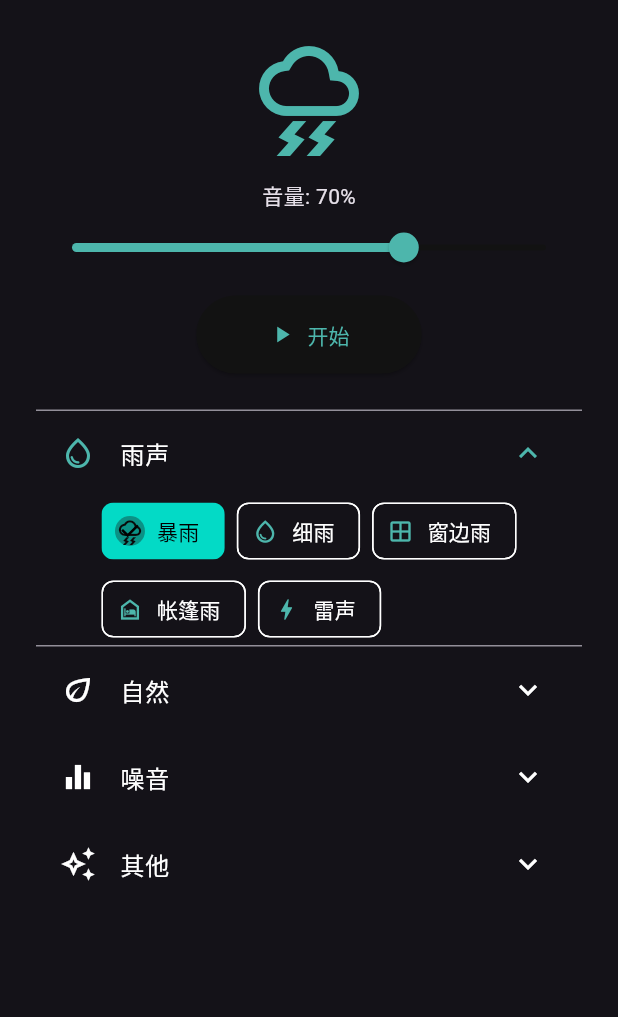
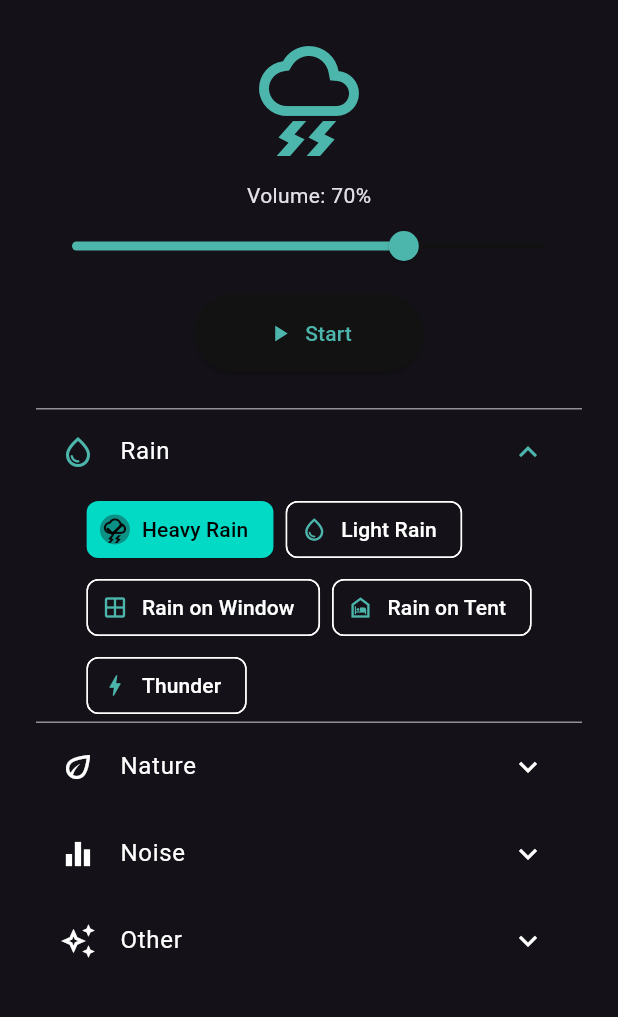
Before and after one commit to SnowWarri0r/slumbr, a Flutter app: the screen it shows after launch, on a phone screen of 412 x 824 dp, the part 84-1101 px from its top. Run offline on Flutter 3.47's test engine with Material 3 defaults, Android fonts, the phone set to English and light mode, and no system bars; our stand-ins replace just_audio, permission_handler; missing offline and left inert: record.

Commit message:
Add i18n support (Chinese + English)
Auto-detects system locale. All UI strings, sound names, stage labels,
and summary dialog are localized via lib/i18n.dart.

Co-Authored-By: Claude Opus 4.6 <noreply@anthropic.com>

```diff
--- a/lib/home_page.dart
+++ b/lib/home_page.dart
@@ -2,48 +2,49 @@ import 'dart:async';
 import 'package:flutter/material.dart';
 import 'package:just_audio/just_audio.dart';
 import 'sleep_detector.dart';
+import 'i18n.dart';
 
 class SoundItem {
-  final String name;
+  final String Function(S) nameOf;
   final String asset;
   final IconData icon;
-  const SoundItem(this.name, this.asset, this.icon);
+  SoundItem(this.nameOf, this.asset, this.icon);
 }
 
 class SoundCategory {
-  final String name;
+  final String Function(S) nameOf;
   final IconData icon;
   final List<SoundItem> sounds;
-  const SoundCategory(this.name, this.icon, this.sounds);
+  SoundCategory(this.nameOf, this.icon, this.sounds);
 }
 
-const _categories = [
-  SoundCategory('雨声', Icons.water_drop_outlined, [
-    SoundItem('暴雨', 'assets/audio/rain/heavy-rain.mp3', Icons.thunderstorm_outlined),
-    SoundItem('细雨', 'assets/audio/rain/light-rain.mp3', Icons.water_drop_outlined),
-    SoundItem('窗边雨', 'assets/audio/rain/rain-on-window.mp3', Icons.window_outlined),
-    SoundItem('帐篷雨', 'assets/audio/rain/rain-on-tent.mp3', Icons.night_shelter_outlined),
-    SoundItem('雷声', 'assets/audio/rain/thunder.mp3', Icons.bolt_outlined),
+final _categories = [
+  SoundCategory((s) => s.rain, Icons.water_drop_outlined, [
+    SoundItem((s) => s.heavyRain, 'assets/audio/rain/heavy-rain.mp3', Icons.thunderstorm_outlined),
+    SoundItem((s) => s.lightRain, 'assets/audio/rain/light-rain.mp3', Icons.water_drop_outlined),
+    SoundItem((s) => s.rainOnWindow, 'assets/audio/rain/rain-on-window.mp3', Icons.window_outlined),
+    SoundItem((s) => s.rainOnTent, 'assets/audio/rain/rain-on-tent.mp3', Icons.night_shelter_outlined),
+    SoundItem((s) => s.thunder, 'assets/audio/rain/thunder.mp3', Icons.bolt_outlined),
   ]),
-  SoundCategory('自然', Icons.eco_outlined, [
-    SoundItem('篝火', 'assets/audio/nature/campfire.mp3', Icons.whatshot_outlined),
-    SoundItem('溪流', 'assets/audio/nature/river.mp3', Icons.water_outlined),
-    SoundItem('瀑布', 'assets/audio/nature/waterfall.mp3', Icons.landscape_outlined),
-    SoundItem('海浪', 'assets/audio/nature/waves.mp3', Icons.waves_outlined),
-    SoundItem('林风', 'assets/audio/nature/wind-in-trees.mp3', Icons.park_outlined),
-    SoundItem('丛林', 'assets/audio/nature/jungle.mp3', Icons.forest_outlined),
-    SoundItem('蟋蟀', 'assets/audio/nature/crickets.mp3', Icons.grass_outlined),
+  SoundCategory((s) => s.nature, Icons.eco_outlined, [
+    SoundItem((s) => s.campfire, 'assets/audio/nature/campfire.mp3', Icons.whatshot_outlined),
+    SoundItem((s) => s.river, 'assets/audio/nature/river.mp3', Icons.water_outlined),
+    SoundItem((s) => s.waterfall, 'assets/audio/nature/waterfall.mp3', Icons.landscape_outlined),
+    SoundItem((s) => s.waves, 'assets/audio/nature/waves.mp3', Icons.waves_outlined),
+    SoundItem((s) => s.windInTrees, 'assets/audio/nature/wind-in-trees.mp3', Icons.park_outlined),
+    SoundItem((s) => s.jungle, 'assets/audio/nature/jungle.mp3', Icons.forest_outlined),
+    SoundItem((s) => s.crickets, 'assets/audio/nature/crickets.mp3', Icons.grass_outlined),
   ]),
-  SoundCategory('噪音', Icons.equalizer_outlined, [
-    SoundItem('棕噪音', 'assets/audio/noise/brown-noise.wav', Icons.looks_one_outlined),
-    SoundItem('粉噪音', 'assets/audio/noise/pink-noise.wav', Icons.looks_two_outlined),
-    SoundItem('白噪音', 'assets/audio/noise/white-noise.wav', Icons.looks_3_outlined),
+  SoundCategory((s) => s.noise, Icons.equalizer_outlined, [
+    SoundItem((s) => s.brownNoise, 'assets/audio/noise/brown-noise.wav', Icons.looks_one_outlined),
+    SoundItem((s) => s.pinkNoise, 'assets/audio/noise/pink-noise.wav', Icons.looks_two_outlined),
+    SoundItem((s) => s.whiteNoise, 'assets/audio/noise/white-noise.wav', Icons.looks_3_outlined),
   ]),
-  SoundCategory('其他', Icons.auto_awesome_outlined, [
-    SoundItem('猫咪', 'assets/audio/other/cat-purring.mp3', Icons.pets_outlined),
-    SoundItem('颂钵', 'assets/audio/other/singing-bowl.mp3', Icons.self_improvement_outlined),
-    SoundItem('火车', 'assets/audio/other/inside-a-train.mp3', Icons.train_outlined),
-    SoundItem('水下', 'assets/audio/other/underwater.mp3', Icons.scuba_diving_outlined),
+  SoundCategory((s) => s.other, Icons.auto_awesome_outlined, [
+    SoundItem((s) => s.catPurring, 'assets/audio/other/cat-purring.mp3', Icons.pets_outlined),
+    SoundItem((s) => s.singingBowl, 'assets/audio/other/singing-bowl.mp3', Icons.self_improvement_outlined),
+    SoundItem((s) => s.insideATrain, 'assets/audio/other/inside-a-train.mp3', Icons.train_outlined),
+    SoundItem((s) => s.underwater, 'assets/audio/other/underwater.mp3', Icons.scuba_diving_outlined),
   ]),
 ];
 
@@ -77,11 +78,11 @@ class _HomePageState extends State<HomePage> {
     SleepStage.deepSleep: Icons.dark_mode,
   };
 
-  static const _stageNames = {
-    SleepStage.awake: '监测中',
-    SleepStage.fallingAsleep: '入睡中',
-    SleepStage.lightSleep: '浅睡眠',
-    SleepStage.deepSleep: '深睡眠',
+  Map<SleepStage, String> _stageNames(S s) => {
+    SleepStage.awake: s.awake,
+    SleepStage.fallingAsleep: s.fallingAsleep,
+    SleepStage.lightSleep: s.lightSleep,
+    SleepStage.deepSleep: s.deepSleep,
   };
 
   @override
@@ -131,40 +132,35 @@ class _HomePageState extends State<HomePage> {
   }
 
   void _showSummaryDialog(SleepSummary summary) {
-    String fmt(Duration d) => '${d.inMinutes}分${d.inSeconds % 60}秒';
-    const stageNames = {
-      SleepStage.awake: '清醒',
-      SleepStage.fallingAsleep: '入睡中',
-      SleepStage.lightSleep: '浅睡眠',
-      SleepStage.deepSleep: '深睡眠',
-    };
+    final s = S.of(context);
+    final names = _stageNames(s);
     showDialog(
       context: context,
       builder: (_) => AlertDialog(
-        title: const Text('睡眠总结'),
+        title: Text(s.sleepSummary),
         content: SingleChildScrollView(
           child: Column(
             mainAxisSize: MainAxisSize.min,
             crossAxisAlignment: CrossAxisAlignment.start,
             children: [
-              Text('总监测时长: ${fmt(summary.totalDuration)}'),
+              Text('${s.totalDuration}: ${s.fmtDuration(summary.totalDuration)}'),
               const SizedBox(height: 12),
-              const Text('各阶段时长:', style: TextStyle(fontWeight: FontWeight.bold)),
+              Text(s.stageDurations, style: const TextStyle(fontWeight: FontWeight.bold)),
               ...summary.stageDurations.entries.map((e) {
                 final pct = summary.totalDuration.inSeconds > 0
                     ? (e.value.inSeconds / summary.totalDuration.inSeconds * 100).toInt()
                     : 0;
-                return Text('  ${stageNames[e.key]}: ${fmt(e.value)} ($pct%)');
+                return Text('  ${names[e.key]}: ${s.fmtDuration(e.value)} ($pct%)');
               }),
               const SizedBox(height: 12),
-              const Text('阶段变化:', style: TextStyle(fontWeight: FontWeight.bold)),
+              Text(s.stageChanges, style: const TextStyle(fontWeight: FontWeight.bold)),
               ...summary.records.map((r) =>
-                Text('  ${r.timestamp.hour}:${r.timestamp.minute.toString().padLeft(2, '0')} → ${stageNames[r.stage]}'),
+                Text('  ${r.timestamp.hour}:${r.timestamp.minute.toString().padLeft(2, '0')} → ${names[r.stage]}'),
               ),
             ],
           ),
         ),
-        actions: [TextButton(onPressed: () => Navigator.pop(context), child: const Text('确定'))],
+        actions: [TextButton(onPressed: () => Navigator.pop(context), child: Text(s.ok))],
       ),
     );
   }
@@ -184,7 +180,7 @@ class _HomePageState extends State<HomePage> {
     if (!granted) {
       if (mounted) {
         ScaffoldMessenger.of(context).showSnackBar(
-          const SnackBar(content: Text('需要麦克风权限来检测睡眠')),
+          SnackBar(content: Text(S.of(context).micPermission)),
         );
       }
       return;
@@ -200,6 +196,7 @@ class _HomePageState extends State<HomePage> {
 
   @override
   Widget build(BuildContext context) {
+    final s = S.of(context);
     return Scaffold(
       appBar: AppBar(title: const Text('Slumbr')),
       body: ListView(
@@ -214,14 +211,14 @@ class _HomePageState extends State<HomePage> {
                 Icon(_stageIcons[_stage], size: 28),
                 const SizedBox(width: 8),
                 Text(
-                  _calibrating ? '校准中...' : '${_stageNames[_stage]} - 音量 ${(_volumeFactor * 100).toInt()}%',
+                  _calibrating ? s.calibrating : '${_stageNames(s)[_stage]} - ${s.volume} ${(_volumeFactor * 100).toInt()}%',
                   style: const TextStyle(fontSize: 20),
                 ),
               ],
             ),
             const SizedBox(height: 8),
           ],
-          Center(child: Text('音量: ${(_baseVolume * 100).toInt()}%')),
+          Center(child: Text('${s.volume}: ${(_baseVolume * 100).toInt()}%')),
           Slider(value: _baseVolume, onChanged: (v) {
             setState(() => _baseVolume = v);
             _currentVolume = v * _volumeFactor;
@@ -232,7 +229,7 @@ class _HomePageState extends State<HomePage> {
             child: ElevatedButton.icon(
               onPressed: _togglePlay,
               icon: Icon(_isPlaying ? Icons.stop : Icons.play_arrow),
-              label: Text(_isPlaying ? '停止' : '开始'),
+              label: Text(_isPlaying ? s.stop : s.start),
               style: ElevatedButton.styleFrom(padding: const EdgeInsets.symmetric(horizontal: 48, vertical: 16)),
             ),
           ),
@@ -244,11 +241,12 @@ class _HomePageState extends State<HomePage> {
   }
 
   List<Widget> _buildSoundPicker() {
+    final s = S.of(context);
     return List.generate(_categories.length, (catIdx) {
       final cat = _categories[catIdx];
       return ExpansionTile(
         leading: Icon(cat.icon),
-        title: Text(cat.name),
+        title: Text(cat.nameOf(s)),
         initiallyExpanded: catIdx == _selectedCategory,
         children: [
           Wrap(
@@ -259,7 +257,7 @@ class _HomePageState extends State<HomePage> {
               final selected = catIdx == _selectedCategory && sIdx == _selectedSound;
               return ChoiceChip(
                 avatar: Icon(sound.icon, size: 18),
-                label: Text(sound.name),
+                label: Text(sound.nameOf(s)),
                 selected: selected,
                 onSelected: (_) => _switchSound(catIdx, sIdx),
               );
--- /dev/null
+++ b/lib/i18n.dart
@@ -0,0 +1,59 @@
+import 'package:flutter/widgets.dart';
+
+class S {
+  static S of(BuildContext context) {
+    final locale = Localizations.localeOf(context);
+    return locale.languageCode == 'zh' ? S._zh() : S._en();
+  }
+
+  // Categories
+  final String rain, nature, noise, other;
+  // Rain sounds
+  final String heavyRain, lightRain, rainOnWindow, rainOnTent, thunder;
+  // Nature sounds
+  final String campfire, river, waterfall, waves, windInTrees, jungle, crickets;
+  // Noise sounds
+  final String brownNoise, pinkNoise, whiteNoise;
+  // Other sounds
+  final String catPurring, singingBowl, insideATrain, underwater;
+  // Stages
+  final String awake, fallingAsleep, lightSleep, deepSleep;
+  // UI
+  final String calibrating, volume, start, stop, sleepSummary, totalDuration;
+  final String stageDurations, stageChanges, ok, micPermission;
+
+  S._en()
+      : rain = 'Rain', nature = 'Nature', noise = 'Noise', other = 'Other',
+        heavyRain = 'Heavy Rain', lightRain = 'Light Rain',
+        rainOnWindow = 'Rain on Window', rainOnTent = 'Rain on Tent',
+        thunder = 'Thunder', campfire = 'Campfire', river = 'River',
+        waterfall = 'Waterfall', waves = 'Waves',
+        windInTrees = 'Wind in Trees', jungle = 'Jungle',
+        crickets = 'Crickets', brownNoise = 'Brown', pinkNoise = 'Pink',
+        whiteNoise = 'White', catPurring = 'Cat Purring',
+        singingBowl = 'Singing Bowl', insideATrain = 'Train',
+        underwater = 'Underwater', awake = 'Monitoring',
+        fallingAsleep = 'Falling Asleep', lightSleep = 'Light Sleep',
+        deepSleep = 'Deep Sleep', calibrating = 'Calibrating...',
+        volume = 'Volume', start = 'Start', stop = 'Stop',
+        sleepSummary = 'Sleep Summary', totalDuration = 'Total Duration',
+        stageDurations = 'Stage Durations:', stageChanges = 'Stage Changes:',
+        ok = 'OK', micPermission = 'Microphone permission required';
+
+  S._zh()
+      : rain = '雨声', nature = '自然', noise = '噪音', other = '其他',
+        heavyRain = '暴雨', lightRain = '细雨', rainOnWindow = '窗边雨',
+        rainOnTent = '帐篷雨', thunder = '雷声', campfire = '篝火',
+        river = '溪流', waterfall = '瀑布', waves = '海浪',
+        windInTrees = '林风', jungle = '丛林', crickets = '蟋蟀',
+        brownNoise = '棕噪音', pinkNoise = '粉噪音', whiteNoise = '白噪音',
+        catPurring = '猫咪', singingBowl = '颂钵', insideATrain = '火车',
+        underwater = '水下', awake = '监测中', fallingAsleep = '入睡中',
+        lightSleep = '浅睡眠', deepSleep = '深睡眠',
+        calibrating = '校准中...', volume = '音量', start = '开始',
+        stop = '停止', sleepSummary = '睡眠总结', totalDuration = '总监测时长',
+        stageDurations = '各阶段时长:', stageChanges = '阶段变化:',
+        ok = '确定', micPermission = '需要麦克风权限来检测睡眠';
+
+  String fmtDuration(Duration d) => '${d.inMinutes}m${d.inSeconds % 60}s';
+}
--- a/lib/main.dart
+++ b/lib/main.dart
@@ -1,10 +1,11 @@
 import 'package:flutter/material.dart';
+import 'package:flutter_localizations/flutter_localizations.dart';
 import 'home_page.dart';
 
-void main() => runApp(const EarSaviorApp());
+void main() => runApp(const SlumbrApp());
 
-class EarSaviorApp extends StatelessWidget {
-  const EarSaviorApp({super.key});
+class SlumbrApp extends StatelessWidget {
+  const SlumbrApp({super.key});
 
   @override
   Widget build(BuildContext context) {
@@ -13,6 +14,8 @@ class EarSaviorApp extends StatelessWidget {
       theme: ThemeData.dark().copyWith(
         colorScheme: ColorScheme.dark(primary: Colors.teal.shade300),
       ),
+      supportedLocales: const [Locale('en'), Locale('zh')],
+      localizationsDelegates: GlobalMaterialLocalizations.delegates,
       home: const HomePage(),
       debugShowCheckedModeBanner: false,
     );
--- a/pubspec.yaml
+++ b/pubspec.yaml
@@ -36,6 +36,8 @@ dependencies:
   permission_handler: ^12.0.1
   record: ^6.2.0
   path_provider: ^2.1.5
+  flutter_localizations:
+    sdk: flutter
 
 dev_dependencies:
   flutter_test:
```
Also changed, not shown: pubspec.lock.
